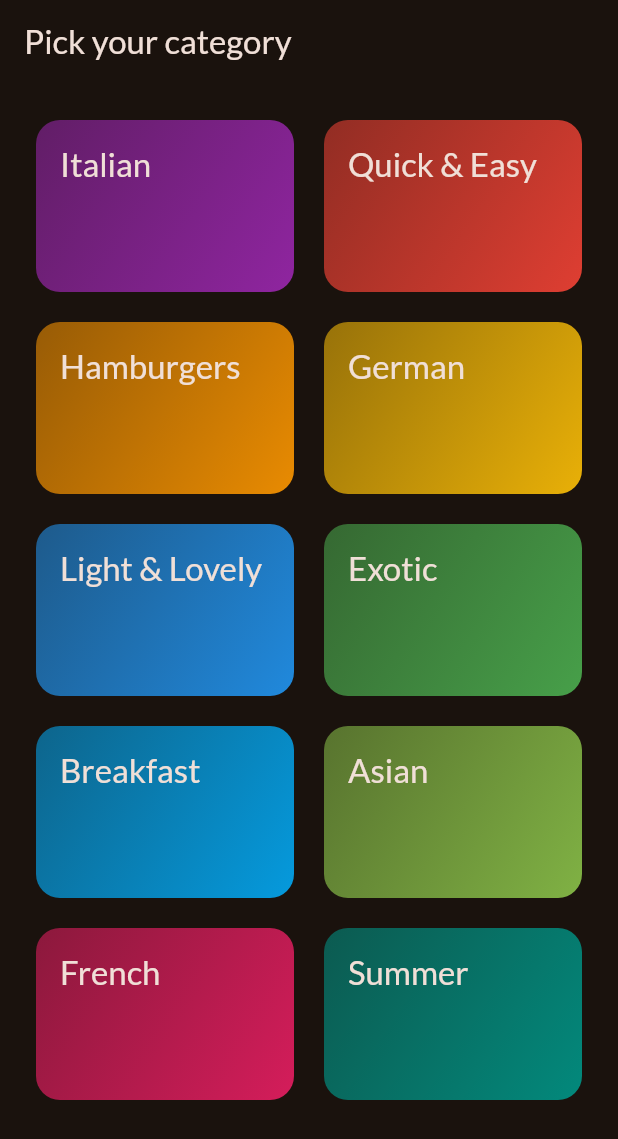
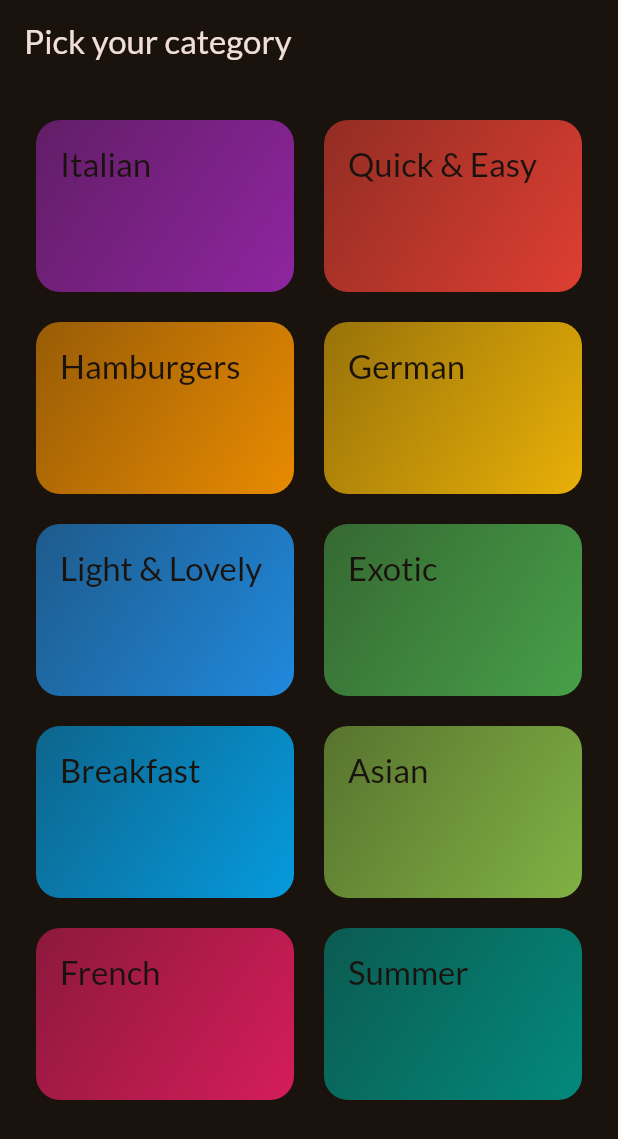
Before and after one commit to atekasu/my_flutter_project, a Flutter app: the screen it shows after launch, on a phone screen of 412 x 824 dp. Shown: the top 1139 px of the screen. Run offline on Flutter 3.47's test engine with Material 3 defaults, Android fonts, the phone set to English and light mode, and no system bars; our stand-ins replace google_fonts, transparent_image.

Commit message:
senseinoco-do

```diff
--- a/lib/screen/categories.dart
+++ b/lib/screen/categories.dart
@@ -7,7 +7,10 @@ import 'package:meals/models/category.dart';
 
 class CategoriesScreen extends StatelessWidget {
   const CategoriesScreen({super.key});
-  void _selectCategory(BuildContext context, Category category) {
+  void _selectCategory(
+    BuildContext context,
+    Category category,
+  ) {
     final filteredMeals = dummyMeals
         .where((meal) => meal.categories.contains(category.id))
         .toList();
@@ -29,7 +32,7 @@ class CategoriesScreen extends StatelessWidget {
         title: const Text('Pick your category'),
       ),
       body: GridView(
-        padding: EdgeInsets.all(24),
+        padding: const EdgeInsets.all(24),
         gridDelegate: const SliverGridDelegateWithFixedCrossAxisCount(
           crossAxisCount: 2,
           childAspectRatio: 3 / 2,
--- a/lib/widgets/category_grid_item.dart
+++ b/lib/widgets/category_grid_item.dart
@@ -33,9 +33,10 @@ class CategoryGridItem extends StatelessWidget {
           ),
           child: Text(
             category.title,
-            style: Theme.of(context).textTheme.titleLarge!.copyWith(
-                  color: Theme.of(context).colorScheme.onBackground,
-                ),
+            style: Theme.of(context)
+                .textTheme
+                .titleLarge!
+                .copyWith(color: Theme.of(context).colorScheme.background),
           )),
     );
   }
```
Also changed, not shown: lib/screen/meal_details.dart (added, +26 -0 lines), lib/widgets/meal_item.dart (+9 -4 lines), lib/screen/meal_detail.dart (deleted), 5 other files.
